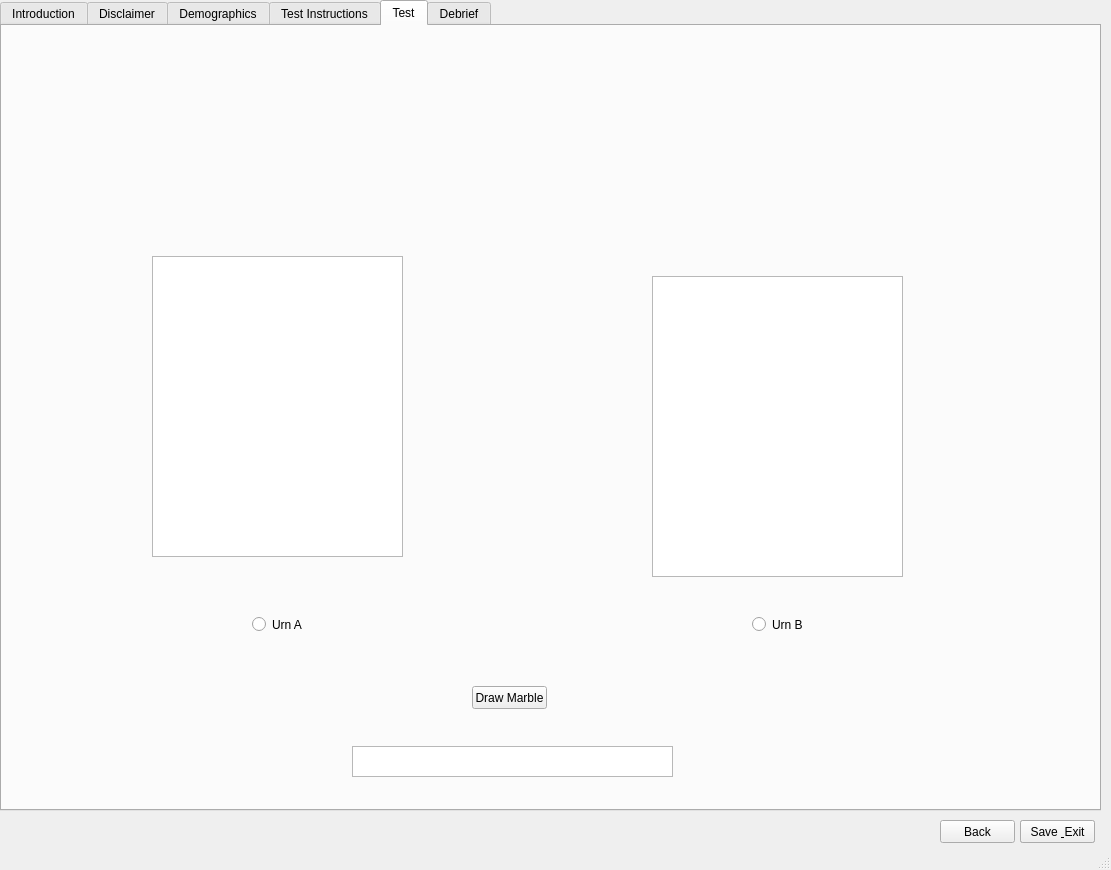
Before: the Qt Designer form ui/Screen.ui in MikeDT/pyqt-psych, drawn with Qt 5.
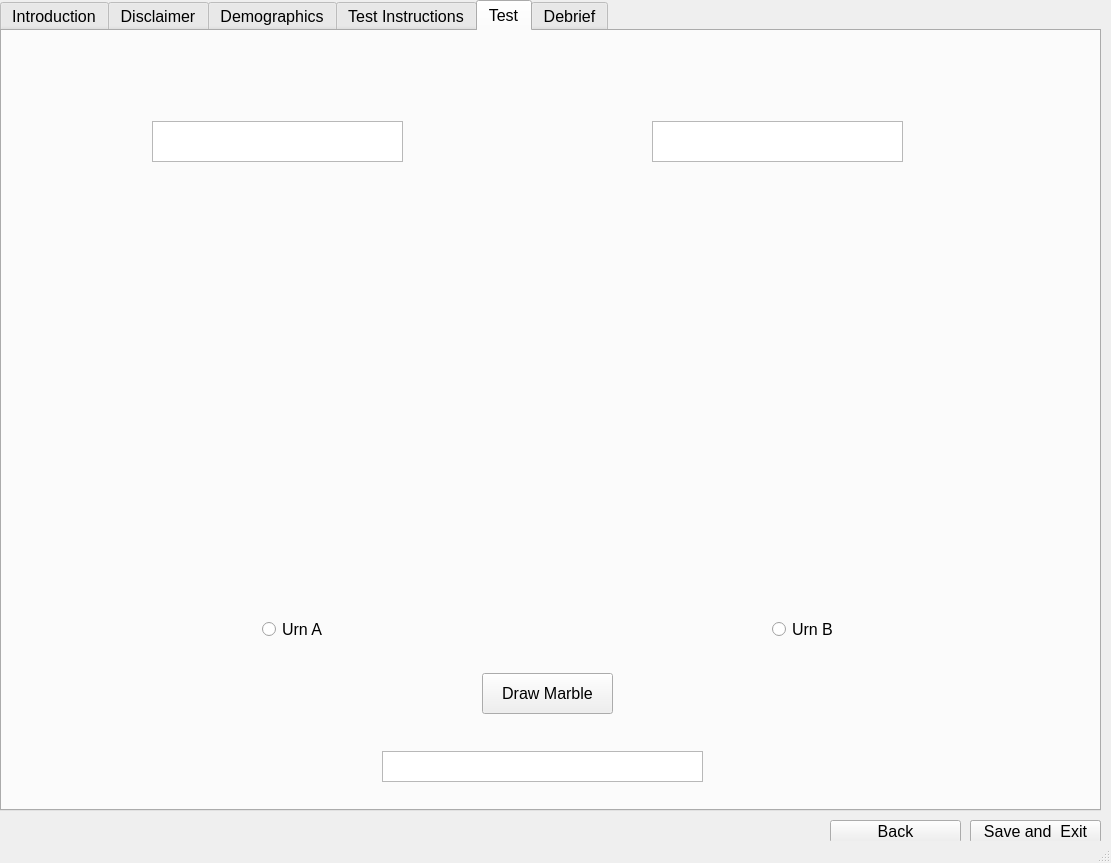
After: the same form once the commit is applied. The open tabs and pages were chosen to show the change. Icons and pictures are not drawn.

The edit to the form file:
```diff
--- a/ui/Screen.ui
+++ b/ui/Screen.ui
@@ -7,7 +7,7 @@
     <x>0</x>
     <y>0</y>
     <width>1111</width>
-    <height>870</height>
+    <height>863</height>
    </rect>
   </property>
   <property name="windowTitle">
@@ -17,9 +17,9 @@
    <widget class="QPushButton" name="next_btn">
     <property name="geometry">
      <rect>
-      <x>1020</x>
+      <x>970</x>
       <y>820</y>
-      <width>75</width>
+      <width>131</width>
       <height>23</height>
      </rect>
     </property>
@@ -30,12 +30,17 @@
    <widget class="QPushButton" name="back_btn">
     <property name="geometry">
      <rect>
-      <x>940</x>
+      <x>830</x>
       <y>820</y>
-      <width>75</width>
+      <width>131</width>
       <height>23</height>
      </rect>
     </property>
+    <property name="font">
+     <font>
+      <pointsize>12</pointsize>
+     </font>
+    </property>
     <property name="text">
      <string>Back</string>
     </property>
@@ -43,14 +48,19 @@
    <widget class="QPushButton" name="save_btn">
     <property name="geometry">
      <rect>
-      <x>1020</x>
+      <x>970</x>
       <y>820</y>
-      <width>75</width>
+      <width>131</width>
       <height>23</height>
      </rect>
     </property>
+    <property name="font">
+     <font>
+      <pointsize>12</pointsize>
+     </font>
+    </property>
     <property name="text">
-     <string>Save &amp; Exit</string>
+     <string>Save and  Exit</string>
     </property>
    </widget>
    <widget class="QTabWidget" name="tabs">
@@ -62,6 +72,11 @@
       <height>811</height>
      </rect>
     </property>
+    <property name="font">
+     <font>
+      <pointsize>12</pointsize>
+     </font>
+    </property>
     <property name="currentIndex">
      <number>1</number>
     </property>
@@ -245,7 +260,7 @@
      <widget class="QRadioButton" name="left_urn_a_radiobutton">
       <property name="geometry">
        <rect>
-        <x>250</x>
+        <x>260</x>
         <y>590</y>
         <width>91</width>
         <height>17</height>
@@ -258,7 +273,7 @@
      <widget class="QRadioButton" name="right_urn_b_radiobutton">
       <property name="geometry">
        <rect>
-        <x>750</x>
+        <x>770</x>
         <y>590</y>
         <width>91</width>
         <height>17</height>
@@ -272,14 +287,14 @@
       <property name="geometry">
        <rect>
         <x>650</x>
-        <y>250</y>
+        <y>90</y>
         <width>251</width>
-        <height>301</height>
+        <height>41</height>
        </rect>
       </property>
       <property name="font">
        <font>
-        <pointsize>18</pointsize>
+        <pointsize>12</pointsize>
        </font>
       </property>
      </widget>
@@ -287,21 +302,21 @@
       <property name="geometry">
        <rect>
         <x>150</x>
-        <y>230</y>
+        <y>90</y>
         <width>251</width>
-        <height>301</height>
+        <height>41</height>
        </rect>
       </property>
       <property name="font">
        <font>
-        <pointsize>18</pointsize>
+        <pointsize>12</pointsize>
        </font>
       </property>
      </widget>
      <widget class="QTextEdit" name="marble_result_textbox">
       <property name="geometry">
        <rect>
-        <x>350</x>
+        <x>380</x>
         <y>720</y>
         <width>321</width>
         <height>31</height>
@@ -311,16 +326,42 @@
      <widget class="QPushButton" name="draw_marble_button">
       <property name="geometry">
        <rect>
-        <x>470</x>
-        <y>660</y>
-        <width>75</width>
-        <height>23</height>
+        <x>480</x>
+        <y>642</y>
+        <width>131</width>
+        <height>41</height>
        </rect>
       </property>
       <property name="text">
        <string>Draw Marble</string>
       </property>
      </widget>
+     <widget class="QLabel" name="urn_left_image">
+      <property name="geometry">
+       <rect>
+        <x>100</x>
+        <y>150</y>
+        <width>351</width>
+        <height>411</height>
+       </rect>
+      </property>
+      <property name="text">
+       <string/>
+      </property>
+     </widget>
+     <widget class="QLabel" name="urn_right_image">
+      <property name="geometry">
+       <rect>
+        <x>610</x>
+        <y>150</y>
+        <width>351</width>
+        <height>411</height>
+       </rect>
+      </property>
+      <property name="text">
+       <string/>
+      </property>
+     </widget>
     </widget>
     <widget class="QWidget" name="debrief">
      <attribute name="title">
```
Left out of the diff: 62 changed lines with no effect on the pictures.
